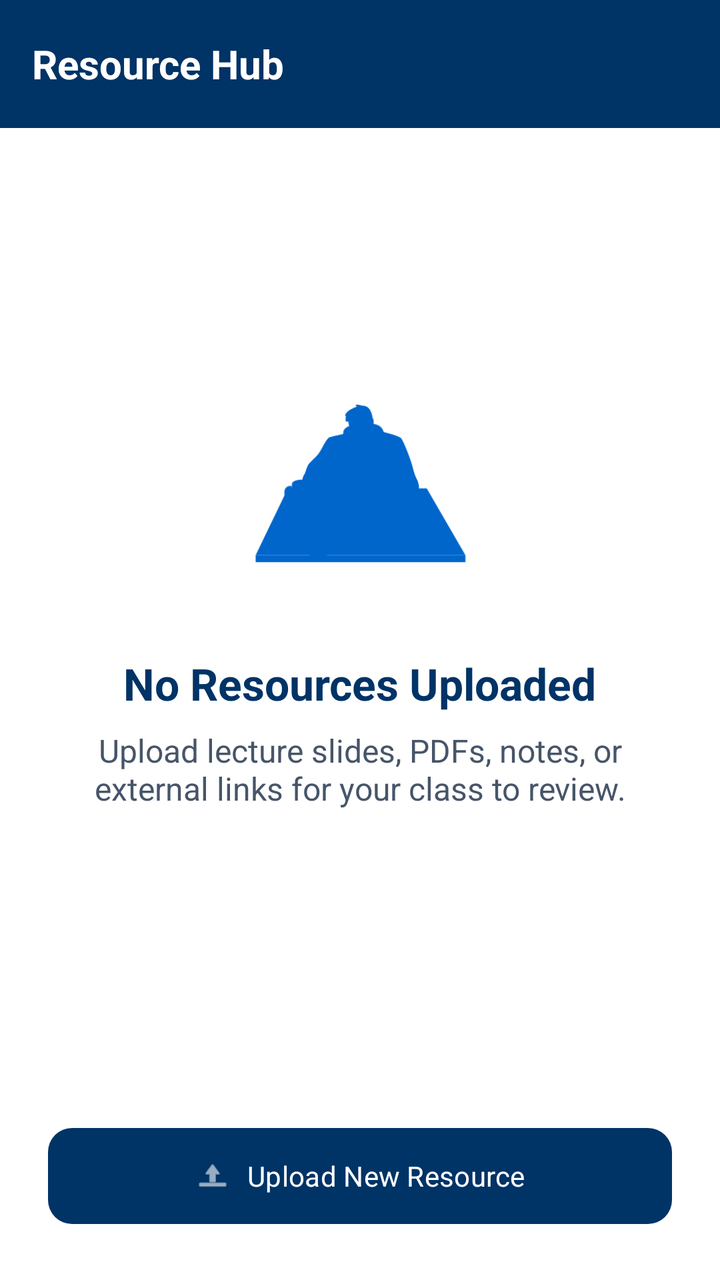
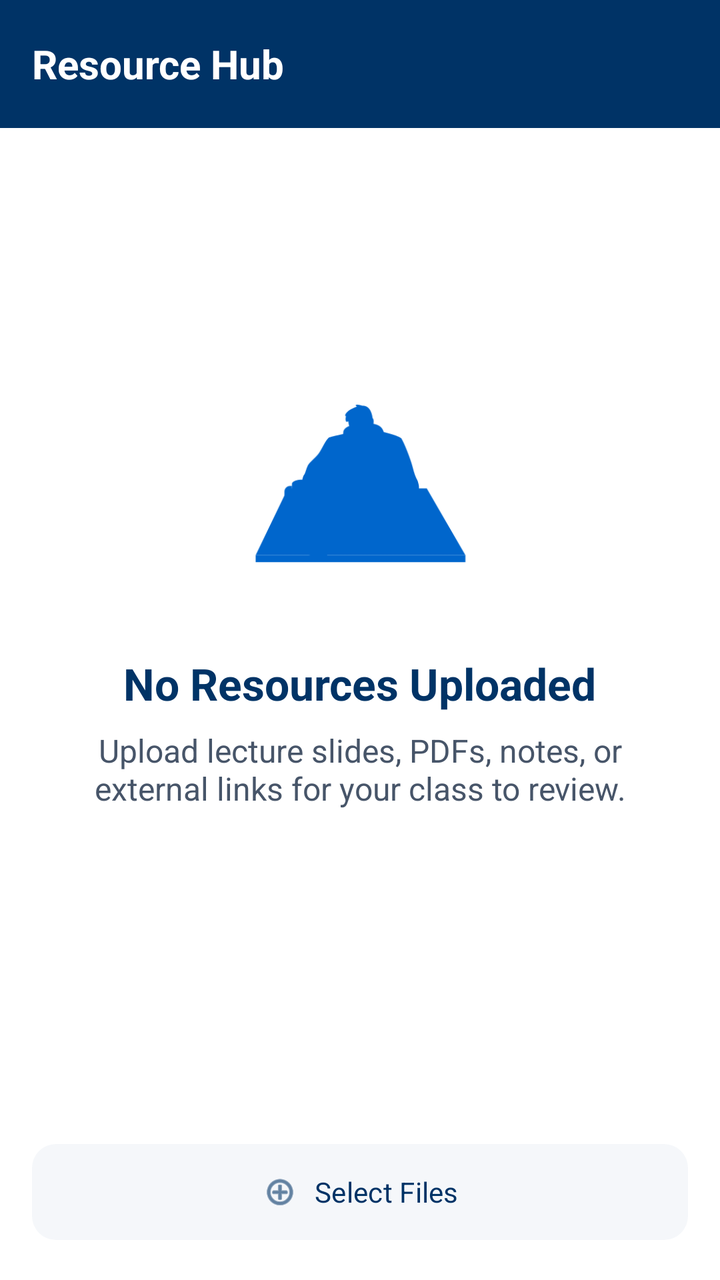

The first picture is an Android layout as it rendered before a commit; the second is the same layout after the commit. The layout source and the unified diff follow.
<!-- AndroidManifest.xml: application theme Theme.Reater -->
<!-- res/layout/fragment_study_materials.xml -->
<?xml version="1.0" encoding="utf-8"?>
<androidx.constraintlayout.widget.ConstraintLayout
    xmlns:android="http://schemas.android.com/apk/res/android"
    xmlns:app="http://schemas.android.com/apk/res-auto"
    xmlns:tools="http://schemas.android.com/tools"
    android:layout_width="match_parent"
    android:layout_height="match_parent"
    android:background="?attr/colorSurface"
    tools:context=".teacherapp.fragments.TeacherStudyMaterial.StudyMaterialsFragment">

    <androidx.appcompat.widget.Toolbar
        android:id="@+id/study_toolbar"
        android:layout_width="match_parent"
        android:layout_height="?attr/actionBarSize"
        android:background="?attr/colorPrimary"
        app:layout_constraintEnd_toEndOf="parent"
        app:layout_constraintStart_toStartOf="parent"
        app:layout_constraintTop_toTopOf="parent">

        <TextView
            android:layout_width="wrap_content"
            android:layout_height="wrap_content"
            android:text="Resource Hub"
            android:textColor="?attr/colorOnPrimary"
            android:textSize="20sp"
            android:textStyle="bold" />
    </androidx.appcompat.widget.Toolbar>

    <LinearLayout
        android:id="@+id/empty_state_layout"
        android:layout_width="match_parent"
        android:layout_height="wrap_content"
        android:gravity="center"
        android:orientation="vertical"
        android:padding="32dp"
        app:layout_constraintBottom_toBottomOf="parent"
        app:layout_constraintEnd_toEndOf="parent"
        app:layout_constraintStart_toStartOf="parent"
        app:layout_constraintTop_toBottomOf="@+id/study_toolbar"
        app:layout_constraintVertical_bias="0.3">

        <ImageView
            android:layout_width="120dp"
            android:layout_height="120dp"
            android:src="@drawable/doinghomework"
            app:tint="?attr/colorSecondary" />

        <TextView
            android:layout_width="wrap_content"
            android:layout_height="wrap_content"
            android:layout_marginTop="24dp"
            android:text="No Resources Uploaded"
            android:textColor="?attr/colorPrimary"
            android:textSize="22sp"
            android:textStyle="bold" />

        <TextView
            android:layout_width="wrap_content"
            android:layout_height="wrap_content"
            android:layout_marginTop="8dp"
            android:gravity="center"
            android:text="Upload lecture slides, PDFs, notes, or external links for your class to review."
            android:textColor="?attr/colorOnSurfaceVariant"
            android:textSize="16sp" />

    </LinearLayout>

    <androidx.recyclerview.widget.RecyclerView
        android:id="@+id/study_material_rv"
        android:layout_width="match_parent"
        android:layout_height="0dp"
        android:clipToPadding="false"
        android:padding="8dp"
        android:visibility="gone"
        app:layout_constraintBottom_toTopOf="@+id/btn_upload"
        app:layout_constraintEnd_toEndOf="parent"
        app:layout_constraintStart_toStartOf="parent"
        app:layout_constraintTop_toBottomOf="@+id/study_toolbar" />

    <com.google.android.material.button.MaterialButton
        android:id="@+id/btn_upload"
        android:layout_width="match_parent"
        android:layout_height="56dp"
        android:layout_margin="24dp"
        android:text="Upload New Resource"
        app:backgroundTint="?attr/colorPrimary"
        app:cornerRadius="12dp"
        app:icon="@android:drawable/ic_menu_upload"
        app:iconGravity="textStart"
        app:iconTint="?attr/colorOnPrimary"
        android:textColor="?attr/colorOnPrimary"
        app:layout_constraintBottom_toBottomOf="parent"
        app:layout_constraintEnd_toEndOf="parent"
        app:layout_constraintStart_toStartOf="parent" />

</androidx.constraintlayout.widget.ConstraintLayout>
<!-- resources referenced by this layout -->
<resources>
  <!-- drawable doinghomework: png bitmap (drawable-v24, 25525 bytes) -->
  <style name="Theme.Reater" parent="Theme.Material3.DayNight.NoActionBar">
          
          <item name="colorPrimary">@color/iiitu_navy</item>
          <item name="colorOnPrimary">@color/iiitu_white</item>
          <item name="colorPrimaryContainer">@color/iiitu_navy_light</item>
          <item name="colorOnPrimaryContainer">@color/iiitu_white</item>
          <item name="colorSecondary">@color/iiitu_accent</item>
          <item name="colorOnSecondary">@color/iiitu_white</item>
          <item name="colorSecondaryContainer">@color/iiitu_navy_dark</item>
          <item name="colorOnSecondaryContainer">@color/iiitu_white</item>
          <item name="colorTertiary">@color/iiitu_gold</item>
          <item name="colorOnTertiary">@color/iiitu_navy_dark</item>
          <item name="colorTertiaryContainer">@color/iiitu_gold_light</item>
          <item name="colorOnTertiaryContainer">@color/iiitu_navy</item>
          <item name="colorError">@color/colorError</item>
          <item name="colorOnError">@color/colorOnError</item>
          <item name="colorSurface">@color/iiitu_white</item>
          <item name="colorOnSurface">@color/premium_text_primary</item>
          <item name="colorSurfaceVariant">@color/iiitu_light_bg</item>
          <item name="colorOnSurfaceVariant">@color/premium_text_secondary</item>
  
          
          <item name="android:colorBackground">@color/iiitu_light_bg</item>
          <item name="android:statusBarColor" tools:targetApi="l">@color/iiitu_navy</item>
  
          
          <item name="android:fontFamily">sans-serif</item>
      </style>
  <color name="iiitu_navy">#003366</color>
  <color name="iiitu_white">#FFFFFF</color>
  <color name="iiitu_navy_light">#004488</color>
  <color name="iiitu_accent">#0066CC</color>
  <color name="iiitu_navy_dark">#002244</color>
  <color name="iiitu_gold">#FFB81C</color>
  <color name="iiitu_gold_light">#FFC94D</color>
  <color name="colorError">#D32F2F</color>
  <color name="colorOnError">#FFFFFF</color>
  <color name="premium_text_primary">#0F172A</color>
  <color name="iiitu_light_bg">#F5F7FA</color>
  <color name="premium_text_secondary">#475569</color>
</resources>

<!-- the commit's change to res/layout/fragment_study_materials.xml (unified diff, before → after) -->
@@ -79,18 +79,35 @@
 
     <com.google.android.material.button.MaterialButton
         android:id="@+id/btn_upload"
-        android:layout_width="match_parent"
+        android:layout_width="0dp"
         android:layout_height="56dp"
-        android:layout_margin="24dp"
-        android:text="Upload New Resource"
+        android:layout_margin="16dp"
+        android:text="Select Files"
+        app:backgroundTint="?attr/colorSurfaceVariant"
+        app:cornerRadius="12dp"
+        app:icon="@android:drawable/ic_menu_add"
+        app:iconGravity="textStart"
+        app:iconTint="?attr/colorPrimary"
+        android:textColor="?attr/colorPrimary"
+        app:layout_constraintBottom_toBottomOf="parent"
+        app:layout_constraintStart_toStartOf="parent"
+        app:layout_constraintEnd_toStartOf="@+id/btn_send_to_class" />
+
+    <com.google.android.material.button.MaterialButton
+        android:id="@+id/btn_send_to_class"
+        android:layout_width="0dp"
+        android:layout_height="56dp"
+        android:layout_margin="16dp"
+        android:text="Send to Class"
         app:backgroundTint="?attr/colorPrimary"
         app:cornerRadius="12dp"
-        app:icon="@android:drawable/ic_menu_upload"
+        app:icon="@drawable/ic_baseline_send_24"
         app:iconGravity="textStart"
         app:iconTint="?attr/colorOnPrimary"
         android:textColor="?attr/colorOnPrimary"
+        android:visibility="gone"
         app:layout_constraintBottom_toBottomOf="parent"
         app:layout_constraintEnd_toEndOf="parent"
-        app:layout_constraintStart_toStartOf="parent" />
+        app:layout_constraintStart_toEndOf="@+id/btn_upload" />
 
 </androidx.constraintlayout.widget.ConstraintLayout>
<!-- resource entries referenced after the edit -->
@@ -1,6 +1,18 @@
 <!-- resources referenced by this layout -->
 <resources>
   <!-- drawable doinghomework: png bitmap (drawable-v24, 25525 bytes) -->
+  <!-- drawable ic_baseline_send_24 (drawable) -->
+  <vector xmlns:android="http://schemas.android.com/apk/res/android"
+      android:width="24dp"
+      android:height="24dp"
+      android:viewportWidth="24"
+      android:viewportHeight="24"
+      android:tint="@color/colorOnPrimary"
+      android:autoMirrored="true">
+    <path
+        android:fillColor="@color/colorPrimary"
+        android:pathData="M2.01,21L23,12 2.01,3 2,10l15,2 -15,2z"/>
+  </vector>
   <style name="Theme.Reater" parent="Theme.Material3.DayNight.NoActionBar">
           
           <item name="colorPrimary">@color/iiitu_navy</item>
@@ -29,6 +41,8 @@
           
           <item name="android:fontFamily">sans-serif</item>
       </style>
+  <color name="colorOnPrimary">#FFFFFF</color>
+  <color name="colorPrimary">#1976D2</color>
   <color name="iiitu_navy">#003366</color>
   <color name="iiitu_white">#FFFFFF</color>
   <color name="iiitu_navy_light">#004488</color>
